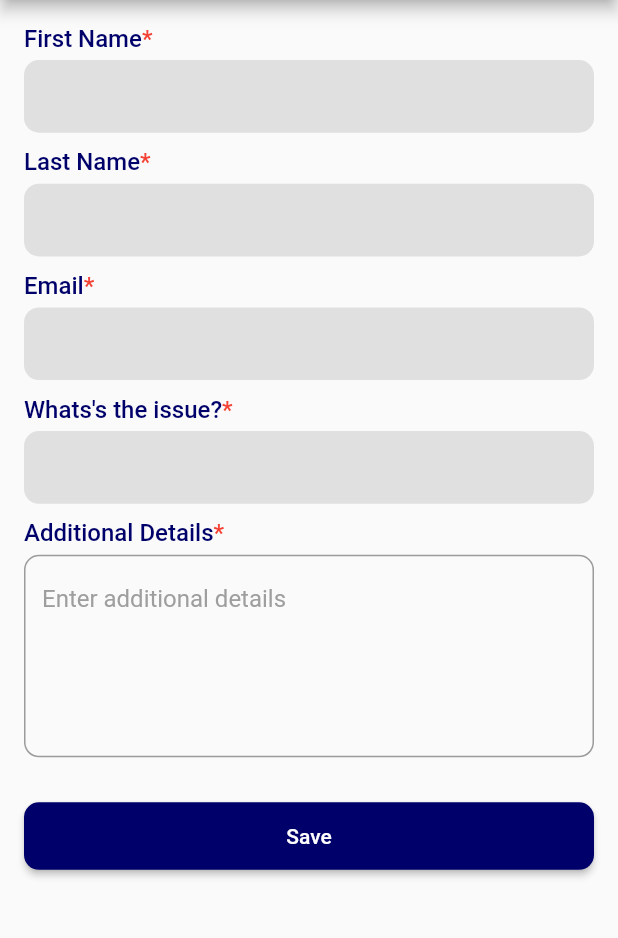
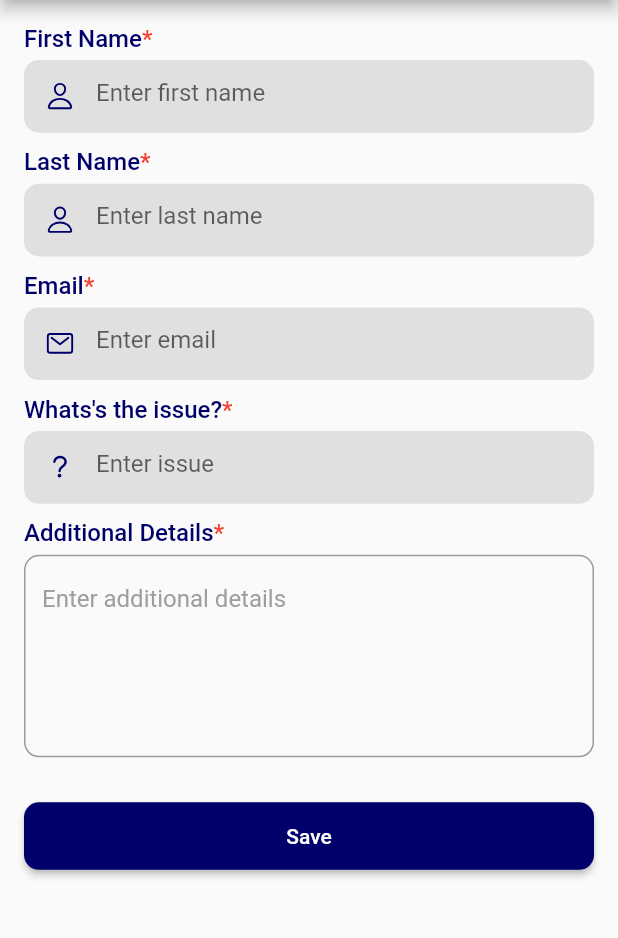
Before and after one commit to Wasim-Zaman/event_management_nartec, a Flutter app: the HelpDeskScreen screen opened directly, on a phone screen of 412 x 824 dp, the part 84-1022 px from its top. Run offline on Flutter 3.47's test engine with Material 2 defaults, Android fonts, the phone set to English and light mode, and no system bars; our stand-ins replace country_code_picker, flutter_bloc, flutter_screenutil, fluttertoast, geocoding, geolocator and 6 more; missing offline and left inert: flutter_exit_app; accounts and stored records are empty.

Commit message:
updated help desk screen

```diff
--- a/lib/screens/HelpDisk/help_desk_screen.dart
+++ b/lib/screens/HelpDisk/help_desk_screen.dart
@@ -7,6 +7,7 @@ import 'package:event_management/common/widgets/text_fields/text_field_widget.da
 import 'package:event_management/controllers/HelpDesk/help_desk_controller.dart';
 import 'package:event_management/screens/profile/components/app_drawer.dart';
 import 'package:flutter/material.dart';
+import 'package:ionicons/ionicons.dart';
 
 class HelpDeskScreen extends StatefulWidget {
   const HelpDeskScreen({Key? key}) : super(key: key);
@@ -54,25 +55,41 @@ class _HelpDeskScreenState extends State<HelpDeskScreen> {
                     text: "First Name",
                   ),
                   const SizedBox(height: 5),
-                  TextFieldWidget(controller: _firstNameController),
+                  TextFieldWidget(
+                    controller: _firstNameController,
+                    prefixIcon: Ionicons.person_outline,
+                    label: "Enter first name",
+                  ),
                   const SizedBox(height: 10),
                   const RequiredTextWidget(
                     text: "Last Name",
                   ),
                   const SizedBox(height: 5),
-                  TextFieldWidget(controller: _lastNameController),
+                  TextFieldWidget(
+                    controller: _lastNameController,
+                    prefixIcon: Ionicons.person_outline,
+                    label: "Enter last name",
+                  ),
                   const SizedBox(height: 10),
                   const RequiredTextWidget(
                     text: "Email",
                   ),
                   const SizedBox(height: 5),
-                  TextFieldWidget(controller: _emailController),
+                  TextFieldWidget(
+                    controller: _emailController,
+                    prefixIcon: Ionicons.mail_outline,
+                    label: "Enter email",
+                  ),
                   const SizedBox(height: 10),
                   const RequiredTextWidget(
                     text: "Whats's the issue?",
                   ),
                   const SizedBox(height: 5),
-                  TextFieldWidget(controller: _issuesController),
+                  TextFieldWidget(
+                    controller: _issuesController,
+                    prefixIcon: Ionicons.help_outline,
+                    label: "Enter issue",
+                  ),
                   const SizedBox(height: 10),
                   const RequiredTextWidget(
                     text: "Additional Details",
```
